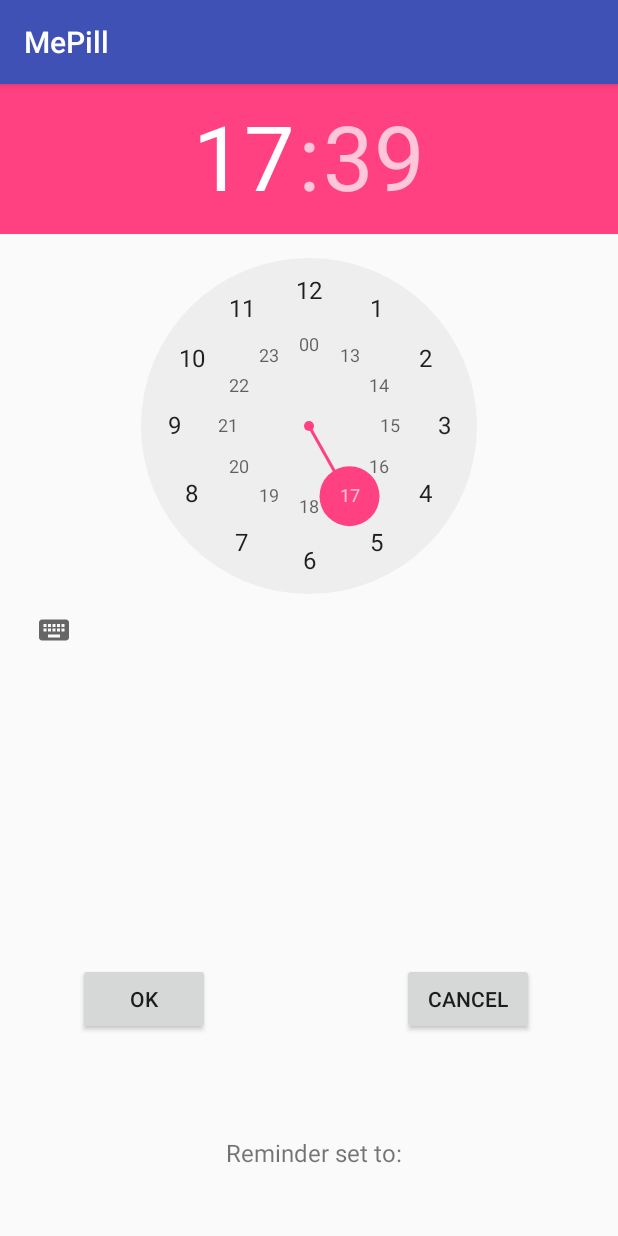
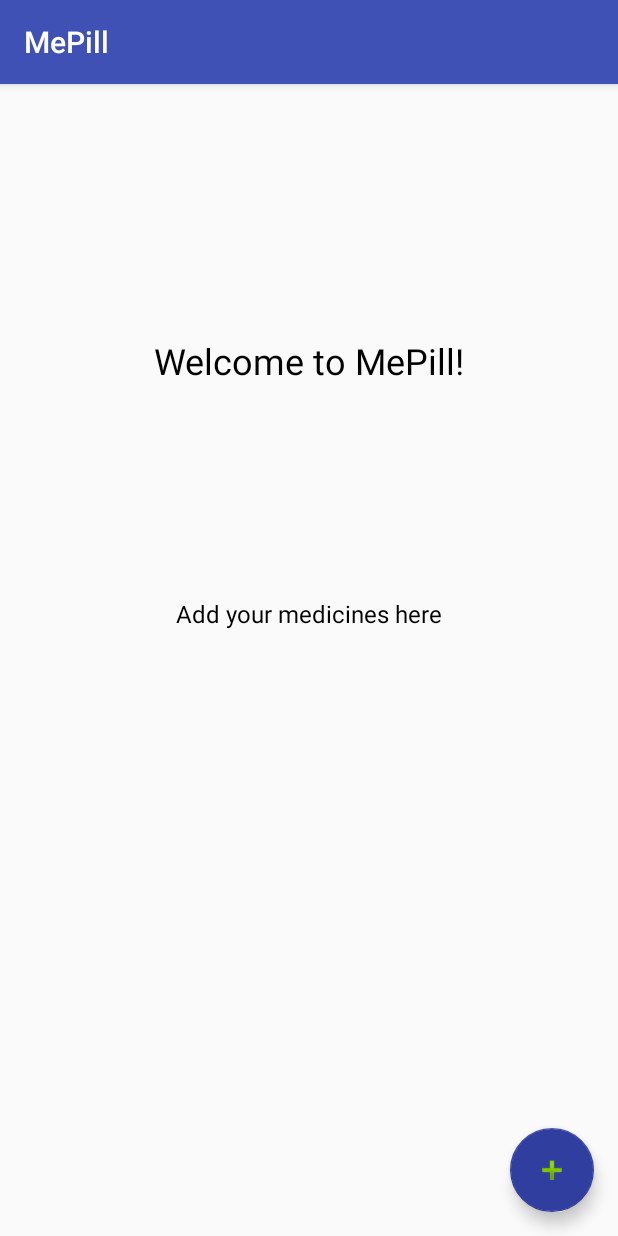
Before and after one commit to ElenaKurganova/MePill, an Android app: the screen it shows after launch (MainActivity before the commit, WelcomeScreen after it), on a phone screen of 412 x 824 dp. Run offline under Robolectric (Android 15) with nearby library versions, the phone set to English and light mode, and no system bars.

Commit message:
GUI elements

```diff
--- a/app/src/main/java/com/example/android/mepill/MainActivity.java
+++ b/app/src/main/java/com/example/android/mepill/MainActivity.java
@@ -8,6 +8,7 @@ import android.content.Context;
 import android.content.Intent;
 import android.support.v7.app.AppCompatActivity;
 import android.os.Bundle;
+import android.support.v7.widget.Toolbar;
 import android.util.Log;
 import android.view.View;
 import android.widget.Button;
@@ -31,6 +32,10 @@ public class MainActivity extends AppCompatActivity {
     @Override
     protected void onCreate(Bundle savedInstanceState) {
         super.onCreate(savedInstanceState);
+        setContentView(R.layout.activity_welcome_screen);
+        Toolbar toolbar = (Toolbar) findViewById(R.id.toolbar);
+        setSupportActionBar(toolbar);
+
 
         SqlScoutServer.create(this, getPackageName());
 
--- /dev/null
+++ b/app/src/main/java/com/example/android/mepill/WelcomeScreen.java
@@ -0,0 +1,32 @@
+package com.example.android.mepill;
+
+import android.content.Intent;
+import android.os.Bundle;
+import android.support.design.widget.FloatingActionButton;
+import android.support.v7.app.AppCompatActivity;
+import android.support.v7.widget.Toolbar;
+import android.view.View;
+import android.widget.TextView;
+
+public class WelcomeScreen extends AppCompatActivity {
+    FloatingActionButton fab;
+
+    @Override
+    protected void onCreate(Bundle savedInstanceState) {
+        super.onCreate(savedInstanceState);
+        setContentView(R.layout.activity_welcome_screen);
+
+        Toolbar toolbar = (Toolbar) findViewById(R.id.toolbarWelcome);
+        //TextView Title = (TextView) toolbar.findViewById(R.id.toolbar_title);
+        setSupportActionBar(toolbar);
+
+        FloatingActionButton fab = (FloatingActionButton) findViewById(R.id.fab);
+        fab.setOnClickListener(new View.OnClickListener() {
+            @Override
+            public void onClick(View view) {
+                startActivity(new Intent(WelcomeScreen.this, PillRegister.class));
+            }
+        });
+    }
+
+}
--- /dev/null
+++ b/app/src/main/res/layout/activity_welcome_screen.xml
@@ -0,0 +1,35 @@
+<?xml version="1.0" encoding="utf-8"?>
+<android.support.design.widget.CoordinatorLayout xmlns:android="http://schemas.android.com/apk/res/android"
+    xmlns:app="http://schemas.android.com/apk/res-auto"
+    xmlns:tools="http://schemas.android.com/tools"
+    android:layout_width="match_parent"
+    android:layout_height="match_parent"
+    tools:context="com.example.android.mepill.WelcomeScreen">
+
+    <android.support.design.widget.AppBarLayout
+        android:layout_width="match_parent"
+        android:layout_height="wrap_content"
+        android:theme="@style/AppTheme.AppBarOverlay">
+
+        <android.support.v7.widget.Toolbar
+            android:id="@+id/toolbarWelcome"
+            android:layout_width="match_parent"
+            android:layout_height="match_parent"
+            android:background="?attr/colorPrimary"
+            android:theme="@style/ThemeOverlay.AppCompat.ActionBar"
+            app:popupTheme="@style/AppTheme.PopupOverlay"></android.support.v7.widget.Toolbar>
+
+    </android.support.design.widget.AppBarLayout>
+
+    <include layout="@layout/content_welcome_screen" />
+
+    <android.support.design.widget.FloatingActionButton
+        android:id="@+id/fab"
+        android:layout_width="wrap_content"
+        android:layout_height="wrap_content"
+        android:layout_gravity="bottom|end"
+        android:layout_margin="@dimen/fab_margin"
+        app:srcCompat="@android:drawable/ic_input_add"
+        app:backgroundTint="@color/colorPrimaryDark"/>
+
+</android.support.design.widget.CoordinatorLayout>
--- /dev/null
+++ b/app/src/main/res/layout/content_welcome_screen.xml
@@ -0,0 +1,44 @@
+<?xml version="1.0" encoding="utf-8"?>
+<android.support.constraint.ConstraintLayout xmlns:android="http://schemas.android.com/apk/res/android"
+    xmlns:app="http://schemas.android.com/apk/res-auto"
+    xmlns:tools="http://schemas.android.com/tools"
+    android:layout_width="match_parent"
+    android:layout_height="match_parent"
+    app:layout_behavior="@string/appbar_scrolling_view_behavior"
+    tools:context="com.example.android.mepill.WelcomeScreen"
+    tools:showIn="@layout/activity_welcome_screen">
+
+
+    <TextView
+        android:id="@+id/welcome_text"
+        android:layout_width="wrap_content"
+        android:layout_height="wrap_content"
+        android:layout_marginTop="160dp"
+        android:padding="8dp"
+        android:text="Welcome to MePill!"
+        android:textColor="@android:color/black"
+        android:textSize="24sp"
+        app:layout_constraintEnd_toEndOf="parent"
+        app:layout_constraintStart_toStartOf="parent"
+        app:layout_constraintTop_toTopOf="parent" />
+
+    <TextView
+        android:id="@+id/add_pill"
+        android:layout_width="wrap_content"
+        android:layout_height="wrap_content"
+        android:layout_marginBottom="8dp"
+        android:layout_marginEnd="8dp"
+        android:layout_marginStart="8dp"
+        android:layout_marginTop="40dp"
+        android:padding="8dp"
+        android:text="Add your medicines here"
+        android:textColor="@android:color/black"
+        android:textSize="16sp"
+        app:layout_constraintBottom_toBottomOf="parent"
+        app:layout_constraintEnd_toEndOf="parent"
+        app:layout_constraintStart_toStartOf="parent"
+        app:layout_constraintTop_toBottomOf="@+id/welcome_text"
+        app:layout_constraintVertical_bias="0.18" />
+
+
+</android.support.constraint.ConstraintLayout>
--- /dev/null
+++ b/app/src/main/res/values/dimens.xml
@@ -0,0 +1,3 @@
+<resources>
+    <dimen name="fab_margin">16dp</dimen>
+</resources>
--- a/app/src/main/res/values/strings.xml
+++ b/app/src/main/res/values/strings.xml
@@ -1,3 +1,6 @@
 <resources>
     <string name="app_name">MePill</string>
+    <string name="title_activity_welcome_screen">WelcomeScreen</string>
+    <string name="title_activity_pill_register">PillRegister</string>
+    <string name="title_activity_pill_list">PillList</string>
 </resources>
--- a/app/src/main/res/values/styles.xml
+++ b/app/src/main/res/values/styles.xml
@@ -1,11 +1,20 @@
 <resources>
 
     <!-- Base application theme. -->
-    <style name="AppTheme" parent="Theme.AppCompat.Light.DarkActionBar">
+    <style name="AppTheme" parent="Theme.AppCompat.Light.NoActionBar">
         <!-- Customize your theme here. -->
         <item name="colorPrimary">@color/colorPrimary</item>
         <item name="colorPrimaryDark">@color/colorPrimaryDark</item>
         <item name="colorAccent">@color/colorAccent</item>
     </style>
 
+    <style name="AppTheme.NoActionBar">
+        <item name="windowActionBar">false</item>
+        <item name="windowNoTitle">true</item>
+    </style>
+
+    <style name="AppTheme.AppBarOverlay" parent="ThemeOverlay.AppCompat.Dark.ActionBar" />
+
+    <style name="AppTheme.PopupOverlay" parent="ThemeOverlay.AppCompat.Light" />
+
 </resources>
```
Also changed, not shown: app/src/main/AndroidManifest.xml (+23 -10 lines), app/src/main/java/com/example/android/mepill/PillList.java (added, +29 -0 lines), app/src/main/java/com/example/android/mepill/PillRegister.java (added, +53 -0 lines), app/src/main/res/layout/activity_main.xml (+27 -2 lines), app/src/main/res/layout/activity_pill_list.xml (added, +27 -0 lines), app/src/main/res/layout/activity_pill_register.xml (added, +33 -0 lines), app/src/main/res/layout/content_pill_list.xml (added, +14 -0 lines), app/src/main/res/layout/content_pill_register.xml (added, +72 -0 lines).
